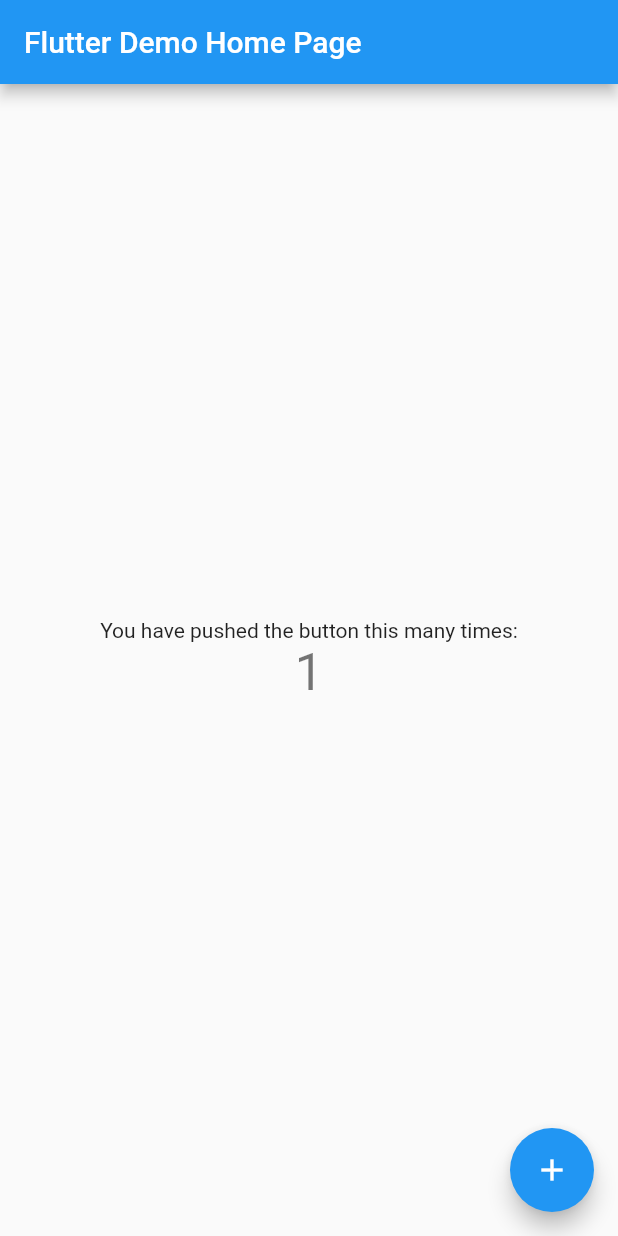
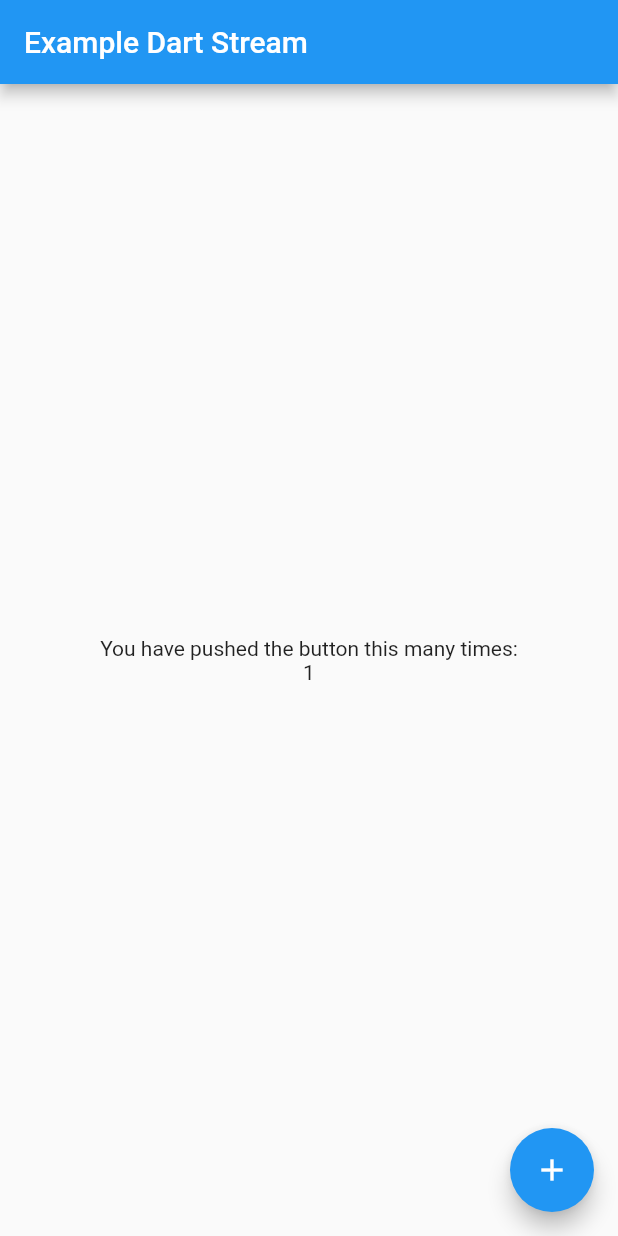
Before and after one commit to UADACID/flutter-boilerplate, a Flutter app: the screen it shows after launch, after a tap on the "add" icon, on a phone screen of 412 x 824 dp. Run offline on Flutter 3.47's test engine with Material 2 defaults, Android fonts, the phone set to English and light mode, and no system bars.

Commit message:
add example dart async with stream

```diff
--- /dev/null
+++ b/lib/example/dart_async.dart
@@ -0,0 +1,78 @@
+import 'dart:async';
+
+import 'package:flutter/material.dart';
+
+class DartAsync extends StatefulWidget {
+  @override
+  _DartAsyncState createState() => _DartAsyncState();
+}
+
+class _DartAsyncState extends State<DartAsync> {
+  int _counter = 0;
+  final StreamController<int> _streamController = StreamController<int>();
+
+  void _incrementCounter() {
+    _streamController.sink.add(++_counter);
+  }
+
+  @override
+  void dispose() {
+    _streamController.close();
+    super.dispose();
+  }
+
+  @override
+  Widget build(BuildContext context) {
+    // This method is rerun every time setState is called, for instance as done
+    // by the _incrementCounter method above.
+    //
+    // The Flutter framework has been optimized to make rerunning build methods
+    // fast, so that you can just rebuild anything that needs updating rather
+    // than having to individually change instances of widgets.
+    return Scaffold(
+      appBar: AppBar(
+        // Here we take the value from the MyHomePage object that was created by
+        // the App.build method, and use it to set our appbar title.
+        title: Text('Example Dart Stream'),
+      ),
+      body: Center(
+        // Center is a layout widget. It takes a single child and positions it
+        // in the middle of the parent.
+        child: Column(
+          // Column is also layout widget. It takes a list of children and
+          // arranges them vertically. By default, it sizes itself to fit its
+          // children horizontally, and tries to be as tall as its parent.
+          //
+          // Invoke "debug painting" (press "p" in the console, choose the
+          // "Toggle Debug Paint" action from the Flutter Inspector in Android
+          // Studio, or the "Toggle Debug Paint" command in Visual Studio Code)
+          // to see the wireframe for each widget.
+          //
+          // Column has various properties to control how it sizes itself and
+          // how it positions its children. Here we use mainAxisAlignment to
+          // center the children vertically; the main axis here is the vertical
+          // axis because Columns are vertical (the cross axis would be
+          // horizontal).
+          mainAxisAlignment: MainAxisAlignment.center,
+          children: <Widget>[
+            Text(
+              'You have pushed the button this many times:',
+            ),
+            StreamBuilder<int>(
+              stream: _streamController.stream,
+              initialData: _counter,
+              builder: (BuildContext context, AsyncSnapshot<int> snapshot) {
+                return Text(snapshot.data.toString());
+              },
+            ),
+          ],
+        ),
+      ),
+      floatingActionButton: FloatingActionButton(
+        onPressed: _incrementCounter,
+        tooltip: 'Increment',
+        child: Icon(Icons.add),
+      ), // This trailing comma makes auto-formatting nicer for build methods.
+    );
+  }
+}
--- a/lib/main.dart
+++ b/lib/main.dart
@@ -1,4 +1,6 @@
+import 'package:boiler_plate/example/dart_async.dart';
 import 'package:flutter/material.dart';
+import 'dart:async';
 
 void main() => runApp(MyApp());
 
@@ -9,103 +11,9 @@ class MyApp extends StatelessWidget {
     return MaterialApp(
       title: 'Flutter Demo',
       theme: ThemeData(
-        // This is the theme of your application.
-        //
-        // Try running your application with "flutter run". You'll see the
-        // application has a blue toolbar. Then, without quitting the app, try
-        // changing the primarySwatch below to Colors.green and then invoke
-        // "hot reload" (press "r" in the console where you ran "flutter run",
-        // or simply save your changes to "hot reload" in a Flutter IDE).
-        // Notice that the counter didn't reset back to zero; the application
-        // is not restarted.
         primarySwatch: Colors.blue,
       ),
-      home: MyHomePage(title: 'Flutter Demo Home Page'),
+      home: DartAsync(),
     );
   }
 }
-
-class MyHomePage extends StatefulWidget {
-  MyHomePage({Key key, this.title}) : super(key: key);
-
-  // This widget is the home page of your application. It is stateful, meaning
-  // that it has a State object (defined below) that contains fields that affect
-  // how it looks.
-
-  // This class is the configuration for the state. It holds the values (in this
-  // case the title) provided by the parent (in this case the App widget) and
-  // used by the build method of the State. Fields in a Widget subclass are
-  // always marked "final".
-
-  final String title;
-
-  @override
-  _MyHomePageState createState() => _MyHomePageState();
-}
-
-class _MyHomePageState extends State<MyHomePage> {
-  int _counter = 0;
-
-  void _incrementCounter() {
-    setState(() {
-      // This call to setState tells the Flutter framework that something has
-      // changed in this State, which causes it to rerun the build method below
-      // so that the display can reflect the updated values. If we changed
-      // _counter without calling setState(), then the build method would not be
-      // called again, and so nothing would appear to happen.
-      _counter++;
-    });
-  }
-
-  @override
-  Widget build(BuildContext context) {
-    // This method is rerun every time setState is called, for instance as done
-    // by the _incrementCounter method above.
-    //
-    // The Flutter framework has been optimized to make rerunning build methods
-    // fast, so that you can just rebuild anything that needs updating rather
-    // than having to individually change instances of widgets.
-    return Scaffold(
-      appBar: AppBar(
-        // Here we take the value from the MyHomePage object that was created by
-        // the App.build method, and use it to set our appbar title.
-        title: Text(widget.title),
-      ),
-      body: Center(
-        // Center is a layout widget. It takes a single child and positions it
-        // in the middle of the parent.
-        child: Column(
-          // Column is also layout widget. It takes a list of children and
-          // arranges them vertically. By default, it sizes itself to fit its
-          // children horizontally, and tries to be as tall as its parent.
-          //
-          // Invoke "debug painting" (press "p" in the console, choose the
-          // "Toggle Debug Paint" action from the Flutter Inspector in Android
-          // Studio, or the "Toggle Debug Paint" command in Visual Studio Code)
-          // to see the wireframe for each widget.
-          //
-          // Column has various properties to control how it sizes itself and
-          // how it positions its children. Here we use mainAxisAlignment to
-          // center the children vertically; the main axis here is the vertical
-          // axis because Columns are vertical (the cross axis would be
-          // horizontal).
-          mainAxisAlignment: MainAxisAlignment.center,
-          children: <Widget>[
-            Text(
-              'You have pushed the button this many times:',
-            ),
-            Text(
-              '$_counter',
-              style: Theme.of(context).textTheme.display1,
-            ),
-          ],
-        ),
-      ),
-      floatingActionButton: FloatingActionButton(
-        onPressed: _incrementCounter,
-        tooltip: 'Increment',
-        child: Icon(Icons.add),
-      ), // This trailing comma makes auto-formatting nicer for build methods.
-    );
-  }
-}
```
